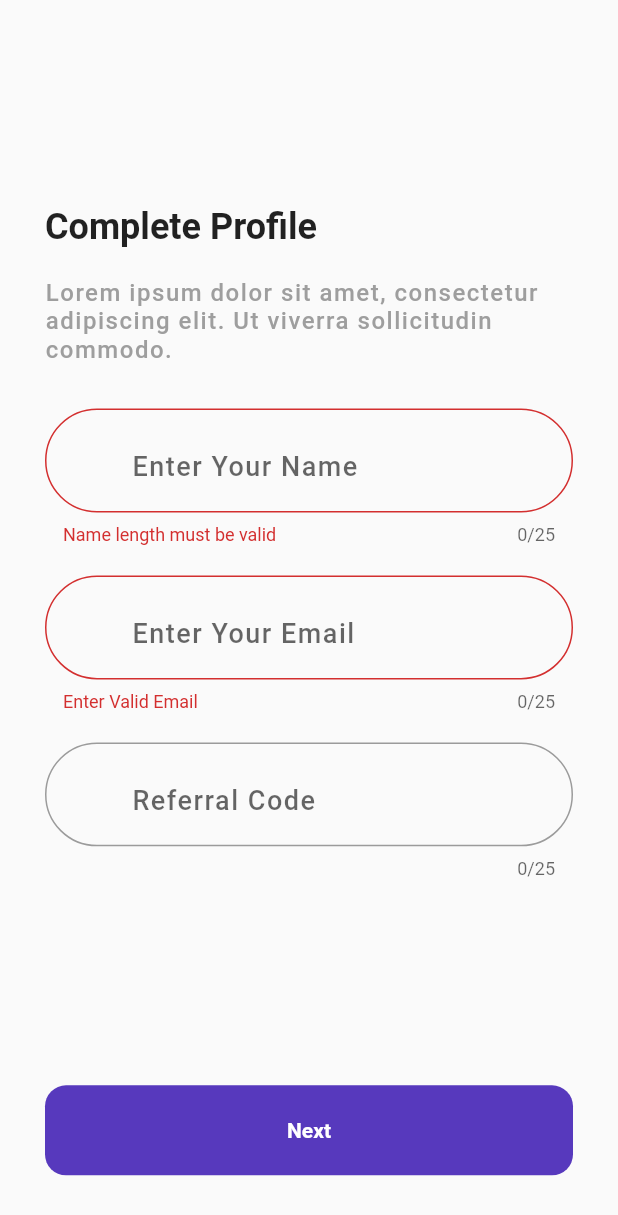
After one commit to paysoapp/payso_flutter, a Flutter app: the CompleteProfile screen opened by its route, after a tap on "Next", on a phone screen of 412 x 824 dp. The commit adds this screen. Shown: the top 1215 px of the screen. Run offline on Flutter 3.47's test engine with Material 2 defaults, Android fonts, the phone set to English and light mode, and no system bars; our stand-ins replace pin_code_fields.

Commit message:
Adding Profile Page

```diff
--- a/lib/constants.dart
+++ b/lib/constants.dart
@@ -15,3 +15,9 @@ const cTextStyle = TextStyle(
   color: Colors.grey,
   letterSpacing: 1.0,
 );
+
+const cFormFieldStyle = TextStyle(
+  fontWeight: FontWeight.w500,
+  fontSize: 18.0,
+  letterSpacing: 1.0,
+);
--- a/lib/main.dart
+++ b/lib/main.dart
@@ -1,4 +1,5 @@
 import 'package:flutter/material.dart';
+import 'package:payso/screens/complete_profile.dart';
 import 'package:payso/screens/intro_slider.dart';
 import 'package:payso/screens/register_screen.dart';
 import 'package:payso/screens/splash_screen.dart';
@@ -20,6 +21,7 @@ class MyApp extends StatelessWidget {
         IntroSlider.id: (context) => IntroSlider(),
         RegisterScreen.id: (context) => RegisterScreen(),
         VerifyNumber.id: (context) => VerifyNumber(),
+        CompleteProfile.id: (context) => CompleteProfile(),
       },
     );
   }
--- /dev/null
+++ b/lib/screens/complete_profile.dart
@@ -0,0 +1,184 @@
+import 'package:flutter/material.dart';
+import 'package:payso/constants.dart';
+import 'package:payso/widgets/profile_text_field.dart';
+
+class CompleteProfile extends StatefulWidget {
+  static const String id = 'complete_profile';
+  @override
+  _CompleteProfileState createState() => _CompleteProfileState();
+}
+
+class _CompleteProfileState extends State<CompleteProfile> {
+  final _formKey = GlobalKey<FormState>();
+  String name = '';
+  String email = '';
+  String referralCode = '';
+
+  @override
+  Widget build(BuildContext context) {
+    return Scaffold(
+      body: SingleChildScrollView(
+        child: Form(
+          key: _formKey,
+          child: Container(
+            padding: EdgeInsets.symmetric(
+              horizontal: 30,
+            ),
+            child: Column(
+              crossAxisAlignment: CrossAxisAlignment.start,
+              children: [
+                SizedBox(
+                  height: MediaQuery.of(context).size.height / 6,
+                ),
+                Text(
+                  'Complete Profile',
+                  style: cHeadStyle,
+                ),
+                SizedBox(
+                  height: 20.0,
+                ),
+                Text(
+                  'Lorem ipsum dolor sit amet, consectetur adipiscing elit. Ut viverra sollicitudin commodo.',
+                  style: cTextStyle,
+                ),
+                SizedBox(
+                  height: 30.0,
+                ),
+                ProfileTextField(
+                  textFieldImage: Image.asset(
+                    'assets/icons/name.png',
+                    height: 25,
+                    width: 25,
+                  ),
+                  textFieldTitle: 'Enter Your Name',
+                  textFieldType: TextInputType.name,
+                  onChanged: (value) {
+                    name = value;
+                  },
+                  validator: (value) {
+                    if (value.isEmpty || value.length < 3) {
+                      return 'Name length must be valid';
+                    }
+                    return null;
+                  },
+                  onFieldSubmitted: (value) {
+                    if (_formKey.currentState.validate()) {
+                      print('Submit Done');
+//                      Navigator.push(
+//                        context,
+//                        MaterialPageRoute(
+//                          builder: (context) => VerifyNumber(
+//                            mobileNumber: phoneNumber,
+//                          ),
+//                        ),
+//                      );
+                    }
+                  },
+                ),
+                SizedBox(
+                  height: 20.0,
+                ),
+                ProfileTextField(
+                  textFieldImage: Image.asset(
+                    'assets/icons/email.png',
+                    height: 25,
+                    width: 25,
+                  ),
+                  textFieldTitle: 'Enter Your Email',
+                  textFieldType: TextInputType.emailAddress,
+                  onChanged: (value) {
+                    email = value;
+                  },
+                  validator: (value) {
+                    if (value.isEmpty ||
+                        value.length < 8 ||
+                        !(value.toString().contains('@'))) {
+                      return 'Enter Valid Email';
+                    }
+                    return null;
+                  },
+                  onFieldSubmitted: (value) {
+                    if (_formKey.currentState.validate()) {
+                      print('Submit Done');
+//                      Navigator.push(
+//                        context,
+//                        MaterialPageRoute(
+//                          builder: (context) => VerifyNumber(
+//                            mobileNumber: phoneNumber,
+//                          ),
+//                        ),
+//                      );
+                    }
+                  },
+                ),
+                SizedBox(
+                  height: 20.0,
+                ),
+                ProfileTextField(
+                  textFieldImage: Image.asset(
+                    'assets/icons/flag.png',
+                    height: 25,
+                    width: 25,
+                  ),
+                  textFieldTitle: 'Referral Code',
+                  onChanged: (value) {
+                    referralCode = value;
+                  },
+                  onFieldSubmitted: (value) {
+                    if (_formKey.currentState.validate()) {
+                      print('Submit Done');
+//                      Navigator.push(
+//                        context,
+//                        MaterialPageRoute(
+//                          builder: (context) => VerifyNumber(
+//                            mobileNumber: phoneNumber,
+//                          ),
+//                        ),
+//                      );
+                    }
+                  },
+                ),
+                SizedBox(
+                  height: MediaQuery.of(context).size.height / 6,
+                ),
+                InkWell(
+                  onTap: () {
+                    //TODO: Navigate to Success Page
+                    if (_formKey.currentState.validate()) {
+//                    Navigator.push(
+//                      context,
+//                      MaterialPageRoute(
+//                        builder: (context) => VerifyNumber(
+//                          mobileNumber: phoneNumber,
+//                        ),
+//                      ),
+//                    );
+                    }
+                  },
+                  child: Container(
+                    height: 60,
+                    width: MediaQuery.of(context).size.width / 1.1,
+                    decoration: BoxDecoration(
+                      color: cPrimaryColor,
+                      borderRadius: BorderRadius.all(
+                        Radius.circular(14),
+                      ),
+                    ),
+                    alignment: Alignment.center,
+                    child: Text(
+                      "Next",
+                      style: TextStyle(
+                        color: Colors.white,
+                        fontWeight: FontWeight.w600,
+                      ),
+                    ),
+                  ),
+                ),
+              ],
+            ),
+          ),
+        ),
+      ),
+    );
+  }
+}
--- a/lib/screens/intro_slider.dart
+++ b/lib/screens/intro_slider.dart
@@ -29,7 +29,6 @@ class _IntroSliderState extends State<IntroSlider> {
 
   @override
   void initState() {
-    // TODO: implement initState
     super.initState();
     mySLides = getSlides();
     controller = new PageController();
--- a/lib/screens/register_screen.dart
+++ b/lib/screens/register_screen.dart
@@ -82,11 +82,7 @@ class _RegisterScreenState extends State<RegisterScreen> {
                     }
                   },
                   maxLength: 10,
-                  style: TextStyle(
-                    fontWeight: FontWeight.w500,
-                    fontSize: 18.0,
-                    letterSpacing: 1.0,
-                  ),
+                  style: cFormFieldStyle,
                   keyboardType: TextInputType.number,
                   decoration: InputDecoration(
                     hintText: 'Enter Phone Number',
--- a/lib/screens/verify_number.dart
+++ b/lib/screens/verify_number.dart
@@ -1,11 +1,13 @@
 import 'package:flutter/material.dart';
 import 'package:payso/constants.dart';
+import 'package:payso/screens/complete_profile.dart';
 import 'package:pin_code_fields/pin_code_fields.dart';
 
 class VerifyNumber extends StatelessWidget {
   final String mobileNumber;
   var otp;
   static const String id = 'verify_number';
+  final _formKey = GlobalKey<FormState>();
 
   VerifyNumber({this.mobileNumber});
 
@@ -14,6 +16,8 @@ class VerifyNumber extends StatelessWidget {
     return Scaffold(
       backgroundColor: cIntroSliderBg,
       body: SingleChildScrollView(
+        child: Form(
+          key: _formKey,
           child: Column(
             crossAxisAlignment: CrossAxisAlignment.center,
             children: [
@@ -24,7 +28,9 @@ class VerifyNumber extends StatelessWidget {
                 mainAxisAlignment: MainAxisAlignment.spaceBetween,
                 children: [
                   FlatButton(
-                  onPressed: null,
+                    onPressed: () {
+                      Navigator.pop(context);
+                    },
                     child: Row(
                       children: [
                         Icon(
@@ -101,6 +107,22 @@ class VerifyNumber extends StatelessWidget {
               Padding(
                 padding: const EdgeInsets.only(left: 20, right: 20),
                 child: PinCodeTextField(
+                    validator: (value) {
+                      if (value.isEmpty || value.length != 6) {
+                        return 'Please Enter Valid OTP';
+                      }
+                      return null;
+                    },
+                    onSubmitted: (value) {
+                      if (_formKey.currentState.validate()) {
+                        Navigator.push(
+                          context,
+                          MaterialPageRoute(
+                            builder: (context) => CompleteProfile(),
+                          ),
+                        );
+                      }
+                    },
                     backgroundColor: cIntroSliderBg,
                     appContext: context,
                     length: 6,
@@ -131,7 +153,16 @@ class VerifyNumber extends StatelessWidget {
                 height: 20,
               ),
               InkWell(
-              onTap: null,
+                onTap: () {
+                  if (_formKey.currentState.validate()) {
+                    Navigator.push(
+                      context,
+                      MaterialPageRoute(
+                        builder: (context) => CompleteProfile(),
+                      ),
+                    );
+                  }
+                },
                 child: Container(
                   height: 60,
                   decoration: BoxDecoration(
@@ -152,6 +183,7 @@ class VerifyNumber extends StatelessWidget {
             ],
           ),
         ),
+      ),
     );
   }
 }
--- /dev/null
+++ b/lib/widgets/profile_text_field.dart
@@ -0,0 +1,48 @@
+import 'package:flutter/material.dart';
+import 'package:payso/constants.dart';
+
+class ProfileTextField extends StatelessWidget {
+  final String textFieldTitle;
+  final Image textFieldImage;
+  final TextInputType textFieldType;
+  final Function onChanged;
+  final Function validator;
+  final Function onFieldSubmitted;
+
+  ProfileTextField(
+      {this.textFieldImage,
+      this.textFieldTitle,
+      this.textFieldType,
+      this.onChanged,
+      this.validator,
+      this.onFieldSubmitted});
+
+  @override
+  Widget build(BuildContext context) {
+    return TextFormField(
+      onChanged: onChanged,
+      validator: validator,
+      onFieldSubmitted: onFieldSubmitted,
+      style: cFormFieldStyle,
+      maxLength: 25,
+      keyboardType: textFieldType,
+      decoration: InputDecoration(
+        hintText: textFieldTitle,
+        border: OutlineInputBorder(
+          borderSide: BorderSide(
+            color: Colors.grey,
+            width: 1.3,
+            style: BorderStyle.solid,
+          ),
+          borderRadius: BorderRadius.all(
+            Radius.circular(40.0),
+          ),
+        ),
+        prefix: Container(
+          width: MediaQuery.of(context).size.width / 9,
+          child: textFieldImage,
+        ),
+      ),
+    );
+  }
+}
```
Also changed, not shown: assets/icons/email.png (added), assets/icons/flag.png (added), assets/icons/name.png (added). Lines whose indentation alone changed are shown as unchanged.
